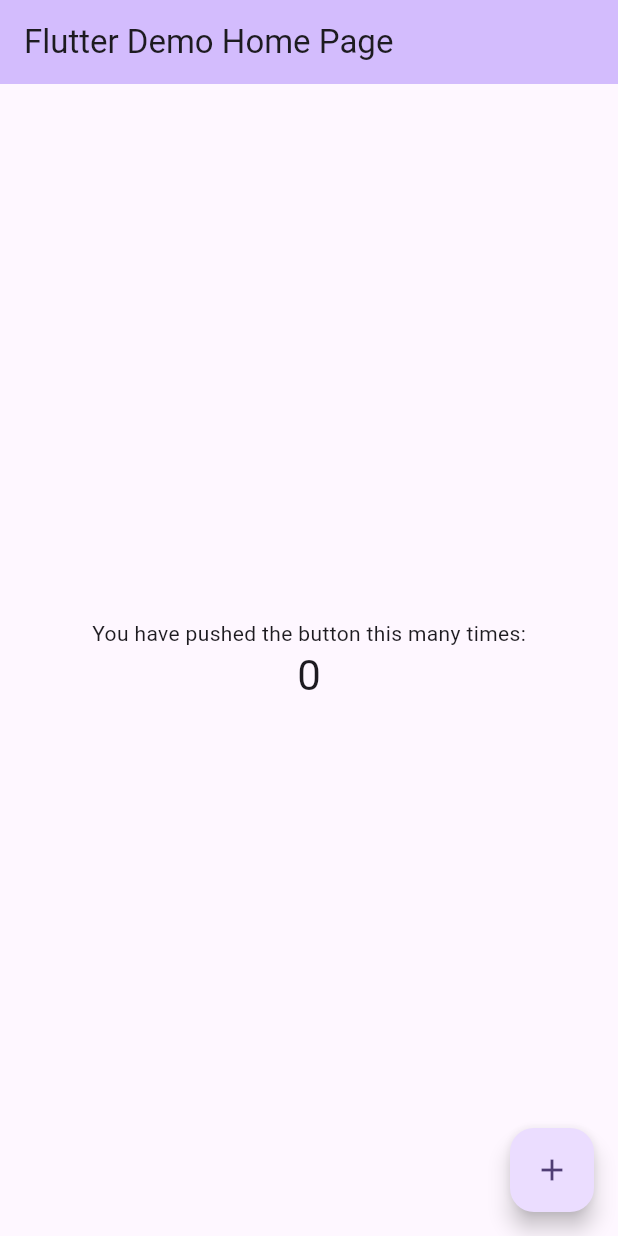
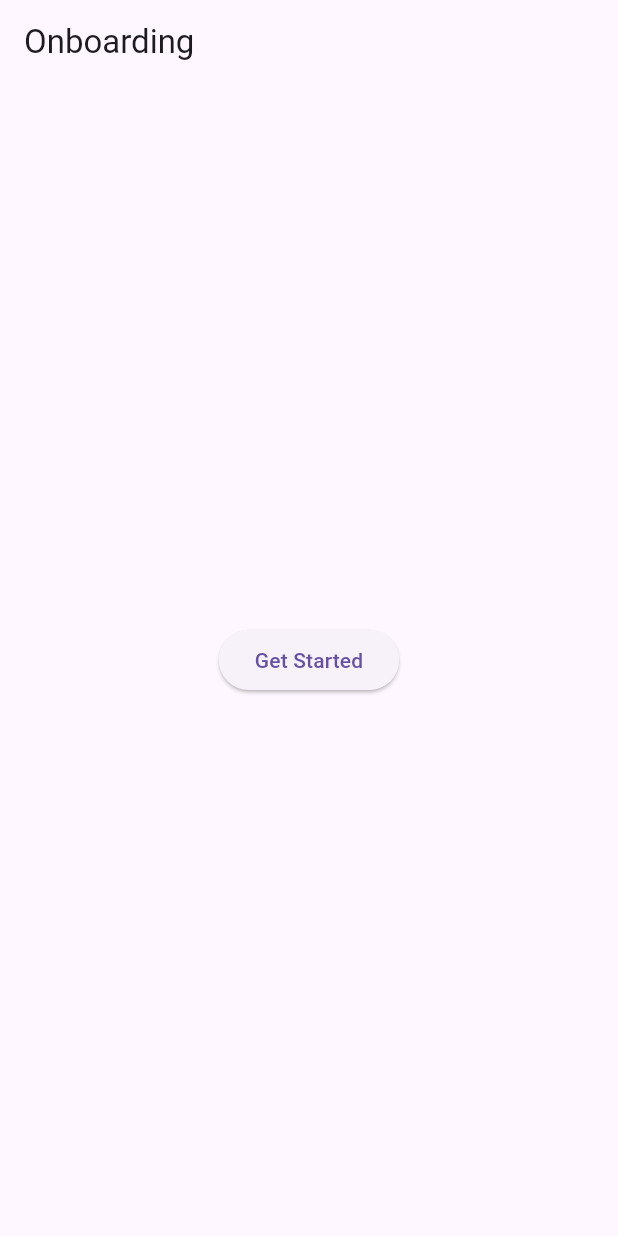
Before and after one commit to leefarhadaman/marvel_app, a Flutter app: the screen it shows after launch, on a phone screen of 412 x 824 dp. Run offline on Flutter 3.47's test engine with Material 3 defaults, Android fonts, the phone set to English and light mode, and no system bars; our stand-ins replace dio, flutter_dotenv, get.

Commit message:
only Character without UI

```diff
--- /dev/null
+++ b/lib/app/routes/app_routes.dart
@@ -0,0 +1,23 @@
+import 'package:get/get.dart';
+import 'package:marvel_app/app/view/character_list/character_list_binding.dart';
+import 'package:marvel_app/app/view/character_list/character_list_page.dart';
+import 'package:marvel_app/app/view/home/home_binding.dart';
+import 'package:marvel_app/app/view/home/home_page.dart';
+import 'package:marvel_app/app/view/onboarding/onboarding_binding.dart';
+import 'package:marvel_app/app/view/onboarding/onboarding_page.dart';
+import 'package:marvel_app/app/view/splash/splash_binding.dart';
+import 'package:marvel_app/app/view/splash/splash_page.dart';
+
+class AppRoutes {
+  static const SPLASH = '/';
+  static const ONBOARDING = '/onboarding';
+  static const HOME = '/home';
+  static const CHARACTER_LIST = '/character_list';
+
+  static final routes = [
+    GetPage(name: SPLASH, page: () => SplashPage(), binding: SplashBinding()),
+    GetPage(name: ONBOARDING, page: () => OnboardingPage(), binding: OnboardingBinding()),
+    GetPage(name: HOME, page: () => HomePage(), binding: HomeBinding()),
+    GetPage(name: CHARACTER_LIST, page: () => CharacterListPage(), binding: CharacterListBinding()),
+  ];
+}
--- /dev/null
+++ b/lib/app/view/character_list/character_list_binding.dart
@@ -0,0 +1,10 @@
+// views/character_list/character_list_binding.dart
+import 'package:get/get.dart';
+import 'character_list_controller.dart';
+
+class CharacterListBinding extends Bindings {
+  @override
+  void dependencies() {
+    Get.lazyPut<CharacterListController>(() => CharacterListController());
+  }
+}
--- /dev/null
+++ b/lib/app/view/home/home_binding.dart
@@ -0,0 +1,10 @@
+// views/home/home_binding.dart
+import 'package:get/get.dart';
+import 'home_controller.dart';
+
+class HomeBinding extends Bindings {
+  @override
+  void dependencies() {
+    Get.lazyPut<HomeController>(() => HomeController());
+  }
+}
--- /dev/null
+++ b/lib/app/view/home/home_controller.dart
@@ -0,0 +1,8 @@
+// views/home/home_controller.dart
+import 'package:get/get.dart';
+
+class HomeController extends GetxController {
+  void navigateToCharacterList() {
+    Get.toNamed('/character_list');
+  }
+}
--- /dev/null
+++ b/lib/app/view/onboarding/onboarding_binding.dart
@@ -0,0 +1,10 @@
+// views/onboarding/onboarding_binding.dart
+import 'package:get/get.dart';
+import 'onboarding_controller.dart';
+
+class OnboardingBinding extends Bindings {
+  @override
+  void dependencies() {
+    Get.lazyPut<OnboardingController>(() => OnboardingController());
+  }
+}
--- /dev/null
+++ b/lib/app/view/onboarding/onboarding_controller.dart
@@ -0,0 +1,8 @@
+// views/onboarding/onboarding_controller.dart
+import 'package:get/get.dart';
+
+class OnboardingController extends GetxController {
+  void navigateToHome() {
+    Get.offNamed('/home');
+  }
+}
--- /dev/null
+++ b/lib/app/view/onboarding/onboarding_page.dart
@@ -0,0 +1,22 @@
+// views/onboarding/onboarding_page.dart
+import 'package:flutter/material.dart';
+import 'package:get/get.dart';
+import 'onboarding_controller.dart';
+
+class OnboardingPage extends StatelessWidget {
+  @override
+  Widget build(BuildContext context) {
+    final OnboardingController controller = Get.find();
+    return Scaffold(
+      appBar: AppBar(title: Text('Onboarding')),
+      body: Center(
+        child: ElevatedButton(
+          onPressed: () {
+            controller.navigateToHome();
+          },
+          child: Text('Get Started'),
+        ),
+      ),
+    );
+  }
+}
--- /dev/null
+++ b/lib/app/view/splash/splash_binding.dart
@@ -0,0 +1,10 @@
+// views/splash/splash_binding.dart
+import 'package:get/get.dart';
+import 'splash_controller.dart';
+
+class SplashBinding extends Bindings {
+  @override
+  void dependencies() {
+    Get.lazyPut<SplashController>(() => SplashController());
+  }
+}
--- a/lib/main.dart
+++ b/lib/main.dart
@@ -1,125 +1,26 @@
 import 'package:flutter/material.dart';
+import 'package:flutter_dotenv/flutter_dotenv.dart';
+import 'package:get/get.dart';
+import 'package:marvel_app/app/routes/app_routes.dart';
 
-void main() {
-  runApp(const MyApp());
+Future<void> main() async {
+  try {
+    await dotenv.load(fileName: ".env");
+    print('PUBLIC_KEY: ${dotenv.env['PUBLIC_KEY']}'); // Debug print
+    print('PRIVATE_KEY: ${dotenv.env['PRIVATE_KEY']}'); // Debug print
+  } catch (e) {
+    print('Error loading .env file: $e');
+  }
+  runApp(MyApp());
 }
 
 class MyApp extends StatelessWidget {
-  const MyApp({super.key});
-
-  // This widget is the root of your application.
   @override
   Widget build(BuildContext context) {
-    return MaterialApp(
-      title: 'Flutter Demo',
-      theme: ThemeData(
-        // This is the theme of your application.
-        //
-        // TRY THIS: Try running your application with "flutter run". You'll see
-        // the application has a purple toolbar. Then, without quitting the app,
-        // try changing the seedColor in the colorScheme below to Colors.green
-        // and then invoke "hot reload" (save your changes or press the "hot
-        // reload" button in a Flutter-supported IDE, or press "r" if you used
-        // the command line to start the app).
-        //
-        // Notice that the counter didn't reset back to zero; the application
-        // state is not lost during the reload. To reset the state, use hot
-        // restart instead.
-        //
-        // This works for code too, not just values: Most code changes can be
-        // tested with just a hot reload.
-        colorScheme: ColorScheme.fromSeed(seedColor: Colors.deepPurple),
-        useMaterial3: true,
-      ),
-      home: const MyHomePage(title: 'Flutter Demo Home Page'),
+    return GetMaterialApp(
+      debugShowCheckedModeBanner: false,
+      initialRoute: AppRoutes.SPLASH,
+      getPages: AppRoutes.routes,
     );
   }
 }
-
-class MyHomePage extends StatefulWidget {
-  const MyHomePage({super.key, required this.title});
-
-  // This widget is the home page of your application. It is stateful, meaning
-  // that it has a State object (defined below) that contains fields that affect
-  // how it looks.
-
-  // This class is the configuration for the state. It holds the values (in this
-  // case the title) provided by the parent (in this case the App widget) and
-  // used by the build method of the State. Fields in a Widget subclass are
-  // always marked "final".
-
-  final String title;
-
-  @override
-  State<MyHomePage> createState() => _MyHomePageState();
-}
-
-class _MyHomePageState extends State<MyHomePage> {
-  int _counter = 0;
-
-  void _incrementCounter() {
-    setState(() {
-      // This call to setState tells the Flutter framework that something has
-      // changed in this State, which causes it to rerun the build method below
-      // so that the display can reflect the updated values. If we changed
-      // _counter without calling setState(), then the build method would not be
-      // called again, and so nothing would appear to happen.
-      _counter++;
-    });
-  }
-
-  @override
-  Widget build(BuildContext context) {
-    // This method is rerun every time setState is called, for instance as done
-    // by the _incrementCounter method above.
-    //
-    // The Flutter framework has been optimized to make rerunning build methods
-    // fast, so that you can just rebuild anything that needs updating rather
-    // than having to individually change instances of widgets.
-    return Scaffold(
-      appBar: AppBar(
-        // TRY THIS: Try changing the color here to a specific color (to
-        // Colors.amber, perhaps?) and trigger a hot reload to see the AppBar
-        // change color while the other colors stay the same.
-        backgroundColor: Theme.of(context).colorScheme.inversePrimary,
-        // Here we take the value from the MyHomePage object that was created by
-        // the App.build method, and use it to set our appbar title.
-        title: Text(widget.title),
-      ),
-      body: Center(
-        // Center is a layout widget. It takes a single child and positions it
-        // in the middle of the parent.
-        child: Column(
-          // Column is also a layout widget. It takes a list of children and
-          // arranges them vertically. By default, it sizes itself to fit its
-          // children horizontally, and tries to be as tall as its parent.
-          //
-          // Column has various properties to control how it sizes itself and
-          // how it positions its children. Here we use mainAxisAlignment to
-          // center the children vertically; the main axis here is the vertical
-          // axis because Columns are vertical (the cross axis would be
-          // horizontal).
-          //
-          // TRY THIS: Invoke "debug painting" (choose the "Toggle Debug Paint"
-          // action in the IDE, or press "p" in the console), to see the
-          // wireframe for each widget.
-          mainAxisAlignment: MainAxisAlignment.center,
-          children: <Widget>[
-            const Text(
-              'You have pushed the button this many times:',
-            ),
-            Text(
-              '$_counter',
-              style: Theme.of(context).textTheme.headlineMedium,
-            ),
-          ],
-        ),
-      ),
-      floatingActionButton: FloatingActionButton(
-        onPressed: _incrementCounter,
-        tooltip: 'Increment',
-        child: const Icon(Icons.add),
-      ), // This trailing comma makes auto-formatting nicer for build methods.
-    );
-  }
-}
```
Also changed, not shown: lib/app/model/character.dart (added, +16 -0 lines), lib/app/service/marvel_api_service.dart (added, +26 -0 lines), lib/app/view/character_list/character_list_controller.dart (added, +28 -0 lines), lib/app/view/character_list/character_list_page.dart (added, +28 -0 lines), lib/app/view/home/home_page.dart (added, +22 -0 lines), lib/app/view/splash/splash_controller.dart (added, +15 -0 lines), lib/app/view/splash/splash_page.dart (added, +16 -0 lines), pubspec.yaml (+8 -3 lines), assets/images/logo.png (added), pubspec.lock, 2 other files.
